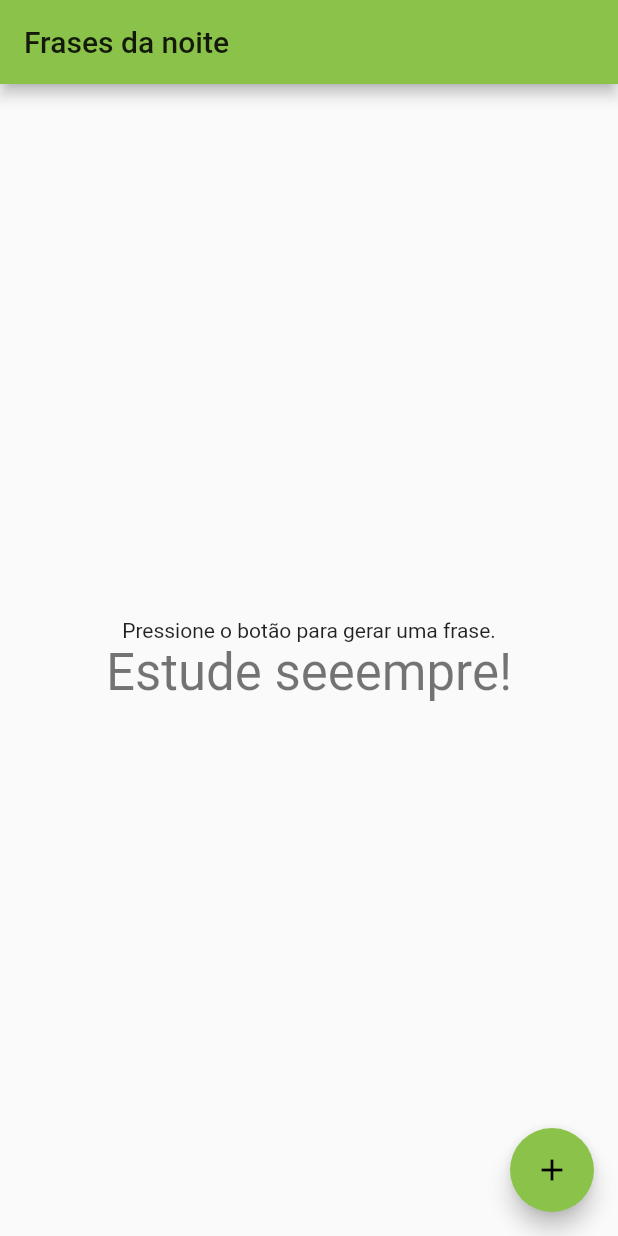
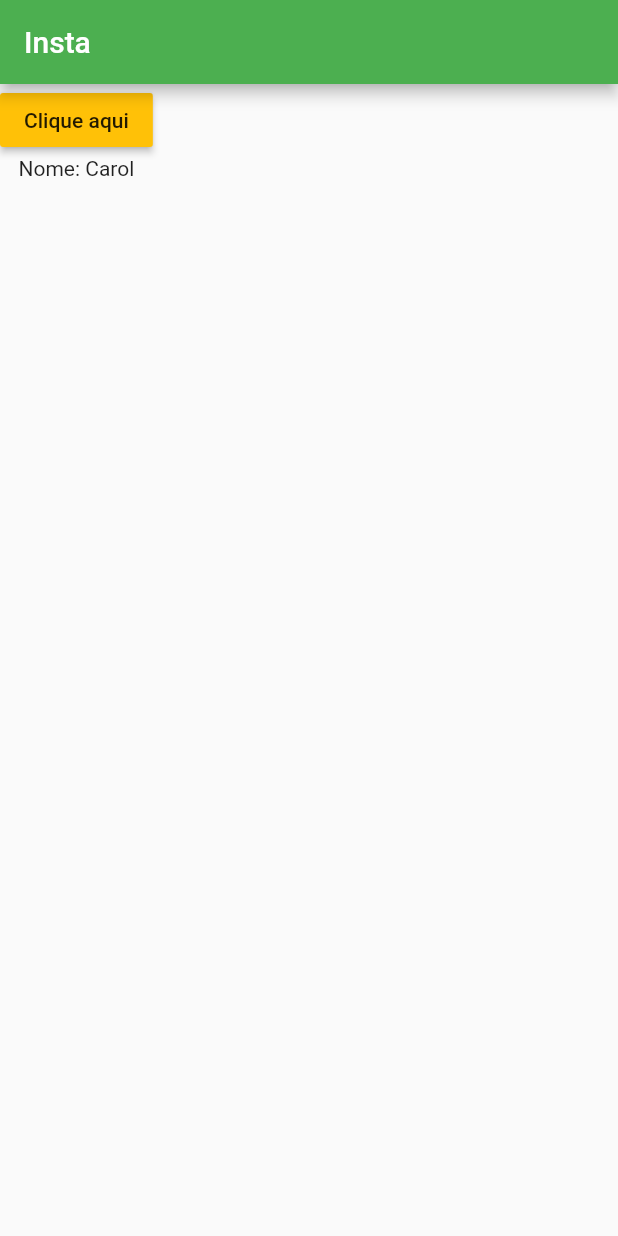
Before and after one commit to caroolpmelo/flutter-studies, a Flutter app: the screen it shows after launch, on a phone screen of 412 x 824 dp. Run offline on Flutter 3.47's test engine with Material 2 defaults, Android fonts, the phone set to English and light mode, and no system bars.

Commit message:
Basic concepts study

```diff
--- a/lib/main.dart
+++ b/lib/main.dart
@@ -1,71 +1,73 @@
-import 'dart:math';
-
 import 'package:flutter/material.dart';
 
-void main() => runApp(MyApp());
-
-class MyApp extends StatelessWidget {
-  @override
-  Widget build(BuildContext context) {
-    return MaterialApp(
-      title: 'Frases do dia App',
-      theme: ThemeData(
-        primarySwatch: Colors.lightGreen,
-      ),
-      home: MyHomePage(title: 'Frases da noite'),
-    );
-  }
+void main() {
+  runApp(MaterialApp(
+    debugShowCheckedModeBanner: false,
+    home: HomeStateful(),
+  ));
 }
 
-class MyHomePage extends StatefulWidget {
-  MyHomePage({Key key, this.title}) : super(key: key);
-
-  final String title;
-
+class HomeStateful extends StatefulWidget {
   @override
-  _MyHomePageState createState() => _MyHomePageState();
+  _HomeStatefulState createState() => _HomeStatefulState();
 }
 
-class _MyHomePageState extends State<MyHomePage> {
-  int _randomNum = 0;
-  List _frases = [
-    'Estude seeempre!',
-    'Beba água tinki winki!',
-    'Não fume!',
-    "Don't do drugs!"
-  ];
-
-  void _randomCounter() {
-    setState(() {
-      _randomNum = new Random().nextInt(4);
-    });
-  }
+class _HomeStatefulState extends State<HomeStateful> {
+  var _texto = 'Carol';
 
   @override
   Widget build(BuildContext context) {
     return Scaffold(
       appBar: AppBar(
-        title: Text(widget.title),
+        title: Text('Insta'),
+        backgroundColor: Colors.green,
       ),
-      body: Center(
+      body: Container(
         child: Column(
-          mainAxisAlignment: MainAxisAlignment.center,
           children: <Widget>[
-            Text(
-              'Pressione o botão para gerar uma frase.',
+            RaisedButton(
+              onPressed: () {
+                setState(() {
+                  _texto = 'Curso flutter';
+                });
+              },
+              color: Colors.amber,
+              child: Text('Clique aqui'),
             ),
-            Text(
-              _frases[_randomNum],
-              style: Theme.of(context).textTheme.display1,
-            ),
+            Text('Nome: $_texto')
           ],
         ),
-      ),
-      floatingActionButton: FloatingActionButton(
-        onPressed: _randomCounter,
-        tooltip: 'Increment',
-        child: Icon(Icons.add),
-      ), // This trailing comma makes auto-formatting nicer for build methods.
+      )
     );
   }
 }
+
+class Home extends StatelessWidget {
+  @override
+  Widget build(BuildContext context) {
+    var _titulo = 'Insta';
+
+    return Scaffold(
+      appBar: AppBar(
+        title: Text(_titulo),
+        backgroundColor: Colors.green,
+      ),
+      body: Padding(
+        padding: EdgeInsets.all(16),
+        child: Text('Conteúdo Principal'),
+      ),
+      bottomNavigationBar: BottomAppBar(
+        color: Colors.lightGreen,
+        child: Padding(
+          padding: EdgeInsets.all(16),
+          child: Row(
+            children: <Widget>[
+              Text('Texto 1'),
+              Text('Texto 2'),
+            ],
+          ),
+        ),
+      ),
+    );
+  }
+}
--- a/pubspec.yaml
+++ b/pubspec.yaml
@@ -44,6 +44,9 @@ flutter:
   # assets:
   #  - images/a_dot_burr.jpeg
   #  - images/a_dot_ham.jpeg
+  assets:
+   - images/fuffly_pug.jpg
+   - images/fuffly_pug2.jpg
 
   # An image asset can refer to one or more resolution-specific "variants", see
   # https://flutter.dev/assets-and-images/#resolution-aware.
```
Also changed, not shown: images/fuffly_pug.jpg (added), images/fuffly_pug2.jpg (added).
